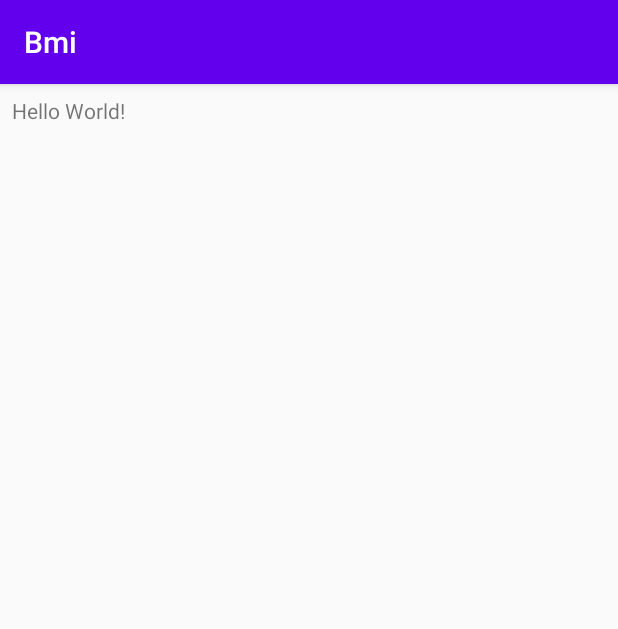
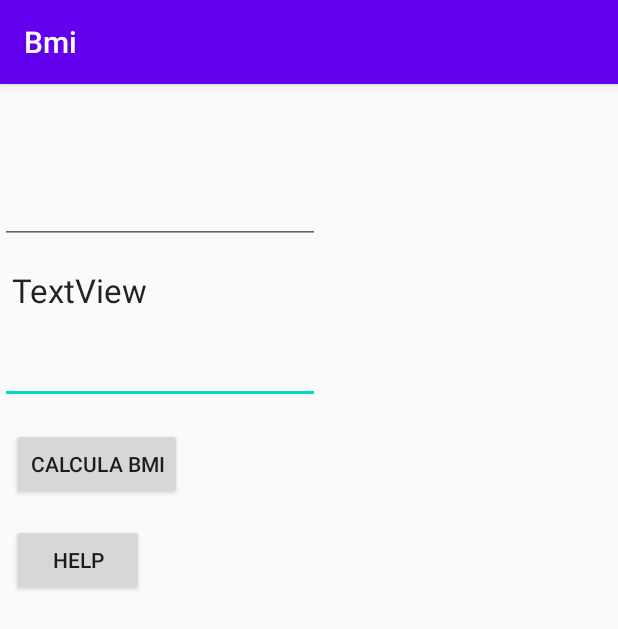
Before and after one commit to 555Tim555/Bmi, an Android app: the screen it shows after launch (MainActivity), on a phone screen of 412 x 824 dp. Shown: the top 629 px of the screen. Run offline under Robolectric (Android 15) with nearby library versions, the phone set to English and light mode, and no system bars.

Commit message:
2 commit

```diff
--- a/app/src/main/java/com/example/bmi/MainActivity.kt
+++ b/app/src/main/java/com/example/bmi/MainActivity.kt
@@ -2,10 +2,14 @@ package com.example.bmi
 
 import androidx.appcompat.app.AppCompatActivity
 import android.os.Bundle
+import kotlinx.android.synthetic.main.activity_main.*
 
 class MainActivity : AppCompatActivity() {
     override fun onCreate(savedInstanceState: Bundle?) {
         super.onCreate(savedInstanceState)
         setContentView(R.layout.activity_main)
+        ed_weight   //取得合成元件(Synthetic property)kotlin
+        ed_height
+
     }
 }
--- a/app/src/main/res/layout/activity_main.xml
+++ b/app/src/main/res/layout/activity_main.xml
@@ -2,17 +2,75 @@
 <androidx.constraintlayout.widget.ConstraintLayout xmlns:android="http://schemas.android.com/apk/res/android"
     xmlns:app="http://schemas.android.com/apk/res-auto"
     xmlns:tools="http://schemas.android.com/tools"
+    android:id="@+id/constrainLayout"
     android:layout_width="match_parent"
     android:layout_height="match_parent"
-    tools:context=".MainActivity">
+    tools:context=".MainActivity"
+    >
 
     <TextView
+        android:id="@+id/textView"
         android:layout_width="wrap_content"
         android:layout_height="wrap_content"
         android:layout_marginLeft="8dp"
-        android:layout_marginTop="8dp"
-        android:text="Hello World!"
+        android:layout_marginTop="16dp"
+        android:textAppearance="@style/TextAppearance.AppCompat.Large"
         app:layout_constraintLeft_toLeftOf="parent"
-        app:layout_constraintTop_toTopOf="parent" />
+        app:layout_constraintTop_toTopOf="parent"
+        tools:text="Weight" />
+
+    <TextView
+        android:id="@+id/textView2"
+        android:layout_width="wrap_content"
+        android:layout_height="wrap_content"
+        android:layout_marginStart="8dp"
+        android:layout_marginLeft="8dp"
+        android:layout_marginTop="16dp"
+        android:text="TextView"
+        android:textAppearance="@style/TextAppearance.AppCompat.Large"
+        app:layout_constraintStart_toStartOf="parent"
+        app:layout_constraintTop_toBottomOf="@+id/ed_weight" />
+
+    <EditText
+        android:id="@+id/ed_height"
+        android:layout_width="wrap_content"
+        android:layout_height="wrap_content"
+        android:layout_marginTop="16dp"
+        android:ems="10"
+        android:inputType="numberDecimal"
+        app:layout_constraintStart_toStartOf="parent"
+        app:layout_constraintTop_toBottomOf="@+id/textView2" />
+
+    <Button
+        android:id="@+id/b_calcula"
+        android:layout_width="wrap_content"
+        android:layout_height="wrap_content"
+        android:layout_marginStart="8dp"
+        android:layout_marginLeft="8dp"
+        android:layout_marginTop="16dp"
+        android:text="CALCULA BMI"
+        app:layout_constraintStart_toStartOf="parent"
+        app:layout_constraintTop_toBottomOf="@+id/ed_height" />
+
+    <Button
+        android:id="@+id/b_help"
+        android:layout_width="wrap_content"
+        android:layout_height="wrap_content"
+        android:layout_marginStart="8dp"
+        android:layout_marginLeft="8dp"
+        android:layout_marginTop="16dp"
+        android:text="HELP"
+        app:layout_constraintStart_toStartOf="parent"
+        app:layout_constraintTop_toBottomOf="@+id/b_calcula" />
+
+    <EditText
+        android:id="@+id/ed_weight"
+        android:layout_width="wrap_content"
+        android:layout_height="wrap_content"
+        android:layout_marginTop="16dp"
+        android:ems="10"
+        android:inputType="numberDecimal"
+        app:layout_constraintStart_toStartOf="parent"
+        app:layout_constraintTop_toBottomOf="@+id/textView" />
 
 </androidx.constraintlayout.widget.ConstraintLayout>
```
